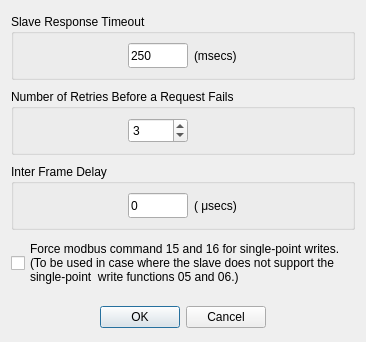
The window that modscan64/dialogprotocolselections.ui (sanny32/OpenModScan) describes before a commit, drawn with Qt 5.
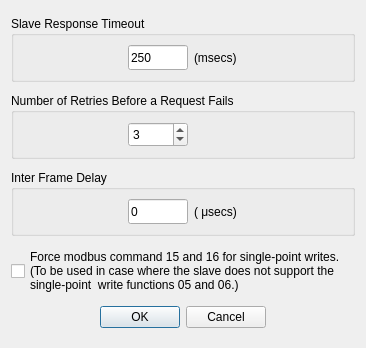
The same window after the commit. Custom widgets are drawn as their Qt base class.

Diff of the .ui file:
```diff
--- a/modscan64/dialogprotocolselections.ui
+++ b/modscan64/dialogprotocolselections.ui
@@ -7,7 +7,7 @@
     <x>0</x>
     <y>0</y>
     <width>366</width>
-    <height>342</height>
+    <height>348</height>
    </rect>
   </property>
   <property name="windowTitle">
@@ -238,22 +238,6 @@
      </property>
     </widget>
    </item>
-   <item>
-    <spacer name="verticalSpacer">
-     <property name="orientation">
-      <enum>Qt::Vertical</enum>
-     </property>
-     <property name="sizeType">
-      <enum>QSizePolicy::Fixed</enum>
-     </property>
-     <property name="sizeHint" stdset="0">
-      <size>
-       <width>20</width>
-       <height>10</height>
-      </size>
-     </property>
-    </spacer>
-   </item>
    <item>
     <widget class="QDialogButtonBox" name="buttonBox">
      <property name="orientation">
```
